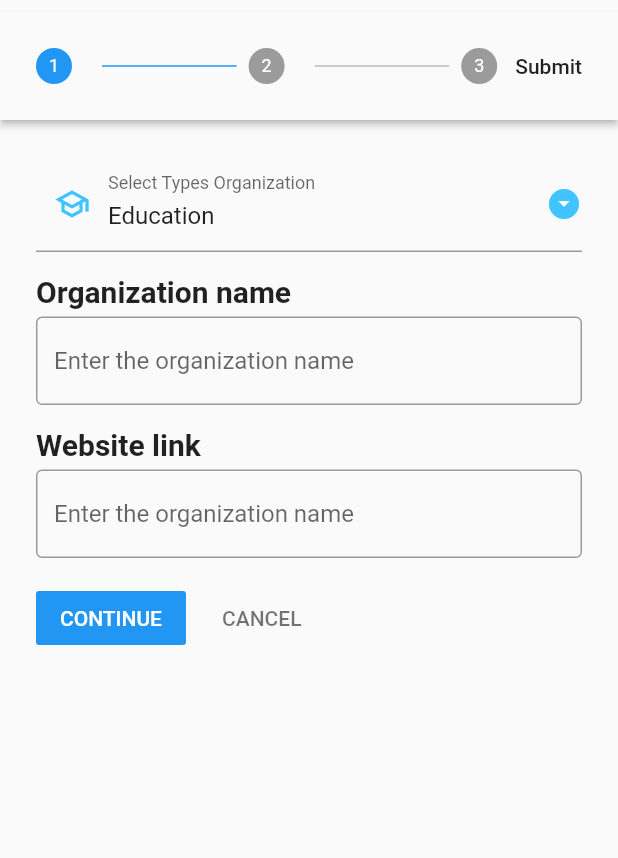
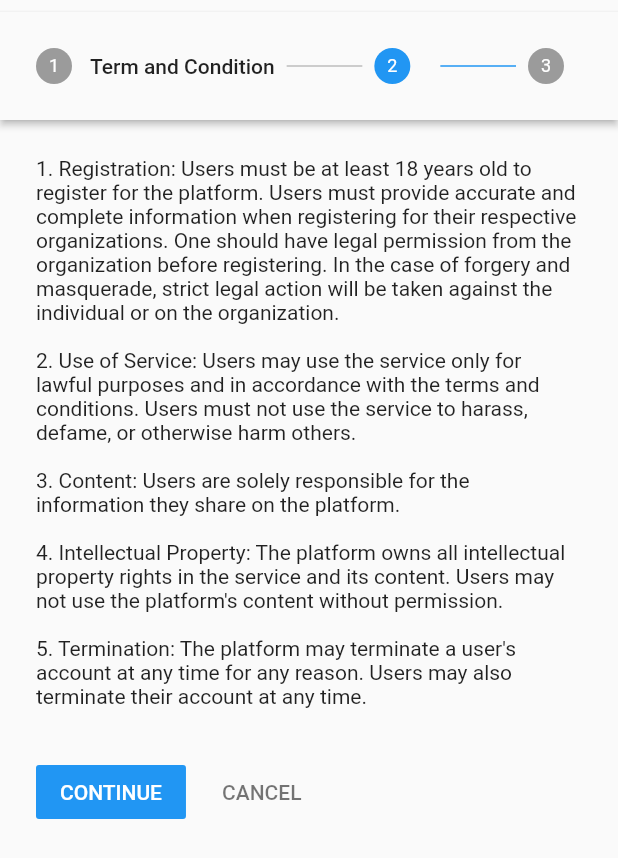
Before and after one commit to Solution-challenge-GDSC-PPSU/Equalista, a Flutter app: the VerifyOrganization screen opened directly, on a phone screen of 412 x 824 dp. Shown: the top 858 px of the screen. Run offline on Flutter 3.47's test engine with Material 2 defaults, Android fonts, the phone set to English and light mode, and no system bars; our stand-ins replace action_slider, cloud_firestore, file_picker, firebase_auth, firebase_core, get and 1 more; accounts and stored records are empty.

Commit message:
Add Term and condition

```diff
--- a/lib/OnboardFiles/onboard._page.dart
+++ b/lib/OnboardFiles/onboard._page.dart
@@ -120,19 +120,19 @@ final List<Onboard> onboarddata = [
     image: "assets/enq1.png",
     title: "Welcome to \nthe ${Stringconst.appname}",
     description:
-        "We are here to help you find the best \nproducts for your skin type",
+        "The place where you find justice and Solution.",
   ),
   Onboard(
     image: "assets/enq1.png",
     title: "One stop Community",
     description:
-        "We are here to help you find the best \nproducts for your skin type",
+        "Interact with our active community anonymously which is always there to help",
   ),
   Onboard(
     image: "assets/enq1.png",
     title: "Expert Consulatant",
     description:
-        "We are here to help you find the best \nproducts for your skin type",
+        "Still didn't got solution? Take help from our consultants.",
   ),
 ];
 
--- a/lib/OrganizationCreater/verifyOrganization.dart
+++ b/lib/OrganizationCreater/verifyOrganization.dart
@@ -93,6 +93,27 @@ class _VerifyOrganizationState extends State<VerifyOrganization> {
 
 
   List<Step> getSteps() => [
+
+        Step(
+      state: currentStep > 2 ? StepState.complete : StepState.indexed,
+      isActive: currentStep >= 2,
+      title: const Text("Term and Condition"),
+      content: Column(
+        children: [
+          Text('''1. Registration: Users must be at least 18 years old to register for the platform. Users must provide accurate and complete information when registering for their respective organizations. One should have legal permission from the organization before registering. In the case of forgery and masquerade, strict legal action will be taken against the individual or on the organization.
+
+2. Use of Service: Users may use the service only for lawful purposes and in accordance with the terms and conditions. Users must not use the service to harass, defame, or otherwise harm others.
+
+3. Content: Users are solely responsible for the information they share on the platform.
+
+4. Intellectual Property: The platform owns all intellectual property rights in the service and its content. Users may not use the platform's content without permission.
+
+5. Termination: The platform may terminate a user's account at any time for any reason. Users may also terminate their account at any time.
+          ''')
+        ],
+      ),
+    ),
+
         Step(
             state: currentStep > 0 ? StepState.complete : StepState.indexed,
             isActive: currentStep >= 0,
@@ -431,15 +452,6 @@ class _VerifyOrganizationState extends State<VerifyOrganization> {
               ],
             )),
 
-        Step(
-            state: currentStep > 2 ? StepState.complete : StepState.indexed,
-            isActive: currentStep >= 2,
-            title: const Text("Submit"),
-            content: Column(
-              children: [
-                // !!!!!!!!write here code to upload Document from user!!!!!!!!!!!!!
-              ],
-            ),
-            ),
+
       ];
 }
```
